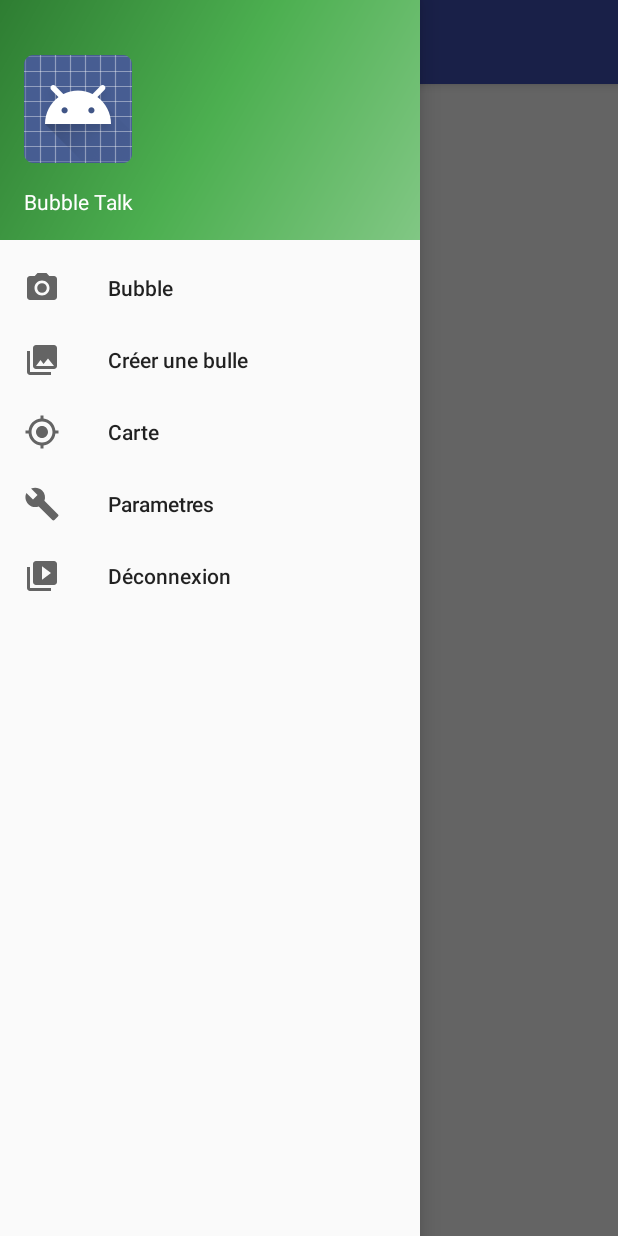
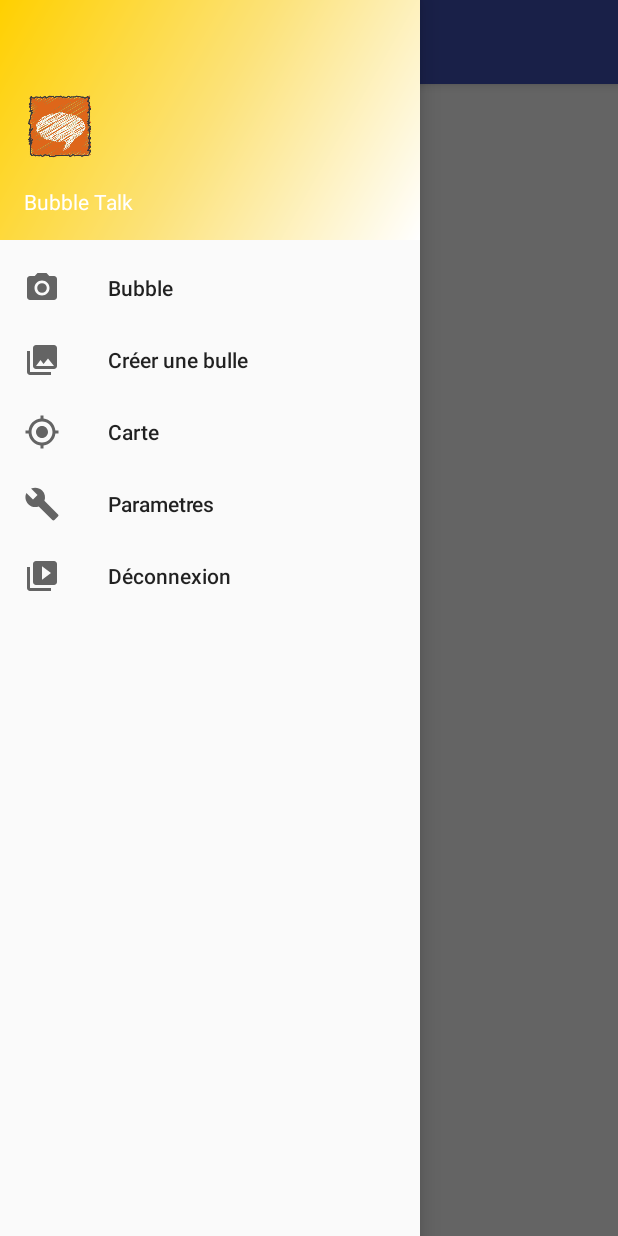
Before and after one commit to Azenberg94/bubble-talk, an Android app: the screen it shows after launch once a user with an empty profile is signed in (MainActivity), with the side drawer open, on a phone screen of 412 x 824 dp. Run offline under Robolectric (Android 15) with nearby library versions, the phone set to English and light mode, and no system bars; our stand-ins replace Firebase (no records; nobody signed in at launch, a user with empty details on screens opened directly).

Commit message:
corrections design

```diff
--- a/Bubbletalk/app/src/main/res/drawable/side_nav_bar.xml
+++ b/Bubbletalk/app/src/main/res/drawable/side_nav_bar.xml
@@ -2,8 +2,8 @@
     android:shape="rectangle">
     <gradient
         android:angle="135"
-        android:centerColor="#4CAF50"
-        android:endColor="#2E7D32"
-        android:startColor="#81C784"
+        android:centerColor="#FCE279"
+        android:endColor="#FFD000"
+        android:startColor="#FFFFFF"
         android:type="linear" />
 </shape>
--- a/Bubbletalk/app/src/main/res/layout/nav_header_main.xml
+++ b/Bubbletalk/app/src/main/res/layout/nav_header_main.xml
@@ -18,7 +18,7 @@
         android:layout_width="wrap_content"
         android:layout_height="wrap_content"
         android:paddingTop="@dimen/nav_header_vertical_spacing"
-        app:srcCompat="@android:drawable/sym_def_app_icon" />
+        app:srcCompat="@mipmap/ic_launcher" />
 
     <TextView
         android:layout_width="match_parent"
```
